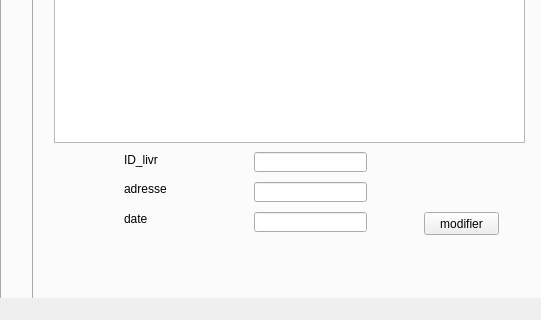
This is maquetteqt/mainwindow.ui in taiefhilali/THE_MUNCH_CULTURE as Qt 5 draws it before an edit; both pictures show x 0 to 541 and y 280 to 600 of the 800 by 600 pixel window. The edited form follows.
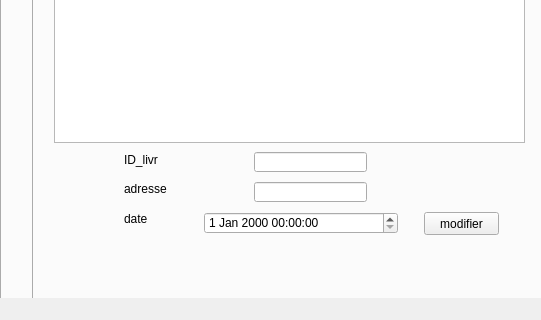
This is the edited form. The open tabs and pages were chosen to show the change.

Diff of the .ui file:
```diff
--- a/maquetteqt/mainwindow.ui
+++ b/maquetteqt/mainwindow.ui
@@ -239,16 +239,6 @@
          <string>ID_livr</string>
         </property>
        </widget>
-       <widget class="QLineEdit" name="quantite_2">
-        <property name="geometry">
-         <rect>
-          <x>220</x>
-          <y>430</y>
-          <width>113</width>
-          <height>20</height>
-         </rect>
-        </property>
-       </widget>
        <widget class="QLabel" name="label_38">
         <property name="geometry">
          <rect>
@@ -385,6 +375,16 @@
          <string/>
         </property>
        </widget>
+       <widget class="QDateTimeEdit" name="dt">
+        <property name="geometry">
+         <rect>
+          <x>170</x>
+          <y>430</y>
+          <width>194</width>
+          <height>22</height>
+         </rect>
+        </property>
+       </widget>
       </widget>
      </widget>
     </widget>
```
Left out of the diff: 4 changed lines with no effect on the pictures.
